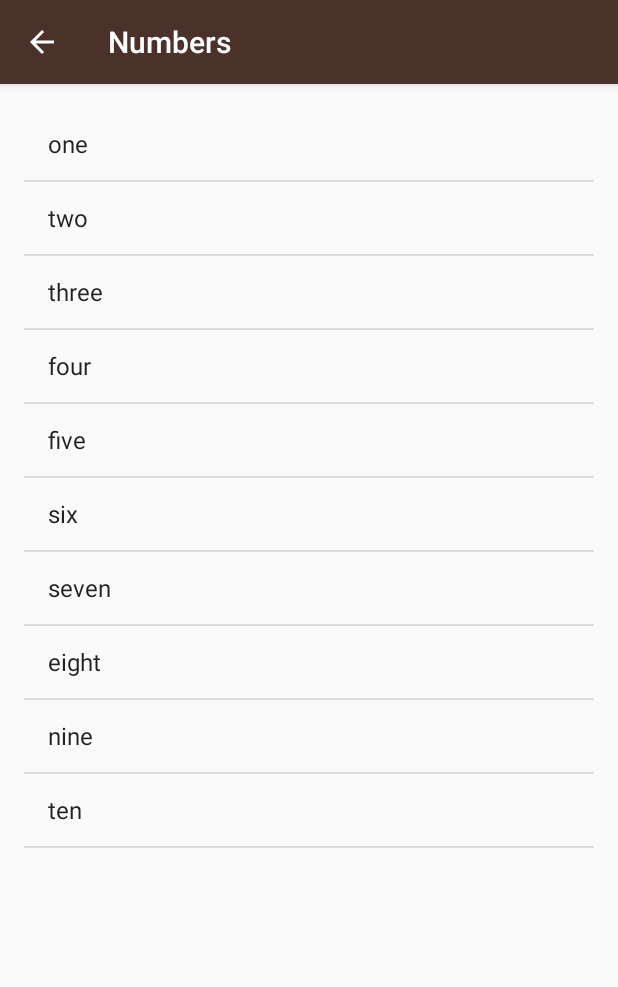
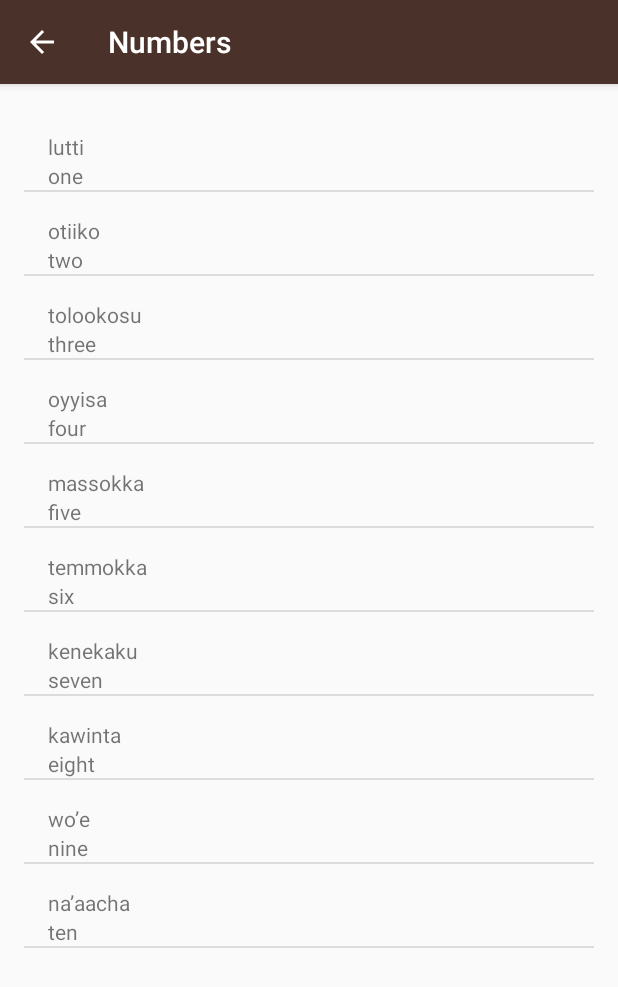
Before and after one commit to MJDavison/Language_Learning_App_Miwok, an Android app: the screen it shows after launch (NumbersActivity), after a tap on "Numbers", on a phone screen of 412 x 824 dp. Shown: the top 987 px of the screen. Run offline under Robolectric (Android 15) with nearby library versions, the phone set to English and light mode, and no system bars.

Commit message:
Miwok Lessons over. Just need to transfer everything from the Numbers over to the other categories now.

```diff
--- a/app/src/main/java/com/example/android/miwok/NumbersActivity.java
+++ b/app/src/main/java/com/example/android/miwok/NumbersActivity.java
@@ -1,7 +1,6 @@
 package com.example.android.miwok;
 
 import android.os.Bundle;
-import android.widget.ArrayAdapter;
 import android.widget.ListView;
 
 import androidx.appcompat.app.AppCompatActivity;
@@ -45,20 +44,20 @@ public class NumbersActivity extends AppCompatActivity {
         */
 
         //Create an ArrayList of words
-        ArrayList<String> words = new ArrayList<>();
+        ArrayList<Word> words = new ArrayList<>();
 
-        words.add("one");
-        words.add("two");
-        words.add("three");
-        words.add("four");
-        words.add("five");
-        words.add("six");
-        words.add("seven");
-        words.add("eight");
-        words.add("nine");
-        words.add("ten");
+        words.add(new Word("one", "lutti"));
+        words.add(new Word("two", "otiiko"));
+        words.add(new Word("three", "tolookosu"));
+        words.add(new Word("four", "oyyisa"));
+        words.add(new Word("five", "massokka"));
+        words.add(new Word("six", "temmokka"));
+        words.add(new Word("seven", "kenekaku"));
+        words.add(new Word("eight", "kawinta"));
+        words.add(new Word("nine", "wo’e"));
+        words.add(new Word("ten", "na’aacha"));
 
-        ArrayAdapter<String> itemsAdapter = new ArrayAdapter<>(this, android.R.layout.simple_list_item_1, words);
+        WordAdapter itemsAdapter = new WordAdapter(this, words);
         ListView listView = findViewById(R.id.list);
         listView.setAdapter(itemsAdapter);
 
--- /dev/null
+++ b/app/src/main/java/com/example/android/miwok/Word.java
@@ -0,0 +1,22 @@
+package com.example.android.miwok;
+
+public class Word {
+    private String wordsDefault;
+
+    private String wordsTranslated;
+
+    Word(String defaultWord, String translatedWord) {
+        wordsDefault = defaultWord;
+        wordsTranslated = translatedWord;
+    }
+
+    public String getWordDefault() {
+        return wordsDefault;
+    }
+
+    public String getWordTranslated() {
+        return wordsTranslated;
+    }
+
+
+}
--- /dev/null
+++ b/app/src/main/java/com/example/android/miwok/WordAdapter.java
@@ -0,0 +1,40 @@
+package com.example.android.miwok;
+
+import android.app.Activity;
+import android.view.LayoutInflater;
+import android.view.View;
+import android.view.ViewGroup;
+import android.widget.ArrayAdapter;
+import android.widget.TextView;
+
+import androidx.annotation.NonNull;
+import androidx.annotation.Nullable;
+
+import java.util.ArrayList;
+
+public class WordAdapter extends ArrayAdapter<Word> {
+    private static final String LOG_TAG = WordAdapter.class.getSimpleName();
+
+    public WordAdapter(Activity context, ArrayList<Word> words) {
+        super(context, 0, words);
+    }
+
+    @NonNull
+    @Override
+    public View getView(int position, @Nullable View convertView, @NonNull ViewGroup parent) {
+        View listItemView = convertView;
+        if (listItemView == null) {
+            listItemView = LayoutInflater.from(getContext()).inflate(
+                    R.layout.list_item, parent, false);
+        }
+
+        Word currentWord = getItem(position);
+
+        TextView tvDefaultWord = listItemView.findViewById(R.id.default_text_view);
+        TextView tvTranslatedWord = listItemView.findViewById(R.id.translated_text_view);
+
+        tvDefaultWord.setText(currentWord.getWordDefault());
+        tvTranslatedWord.setText(currentWord.getWordTranslated());
+        return listItemView;
+    }
+}
--- a/app/src/main/res/layout/list_item.xml
+++ b/app/src/main/res/layout/list_item.xml
@@ -11,7 +11,7 @@
     android:paddingRight="16dp">
 
     <TextView
-        android:id="@+id/miwok_text_view"
+        android:id="@+id/translated_text_view"
         android:layout_width="match_parent"
         android:layout_height="wrap_content"
         tools:text="lutti" />
```
